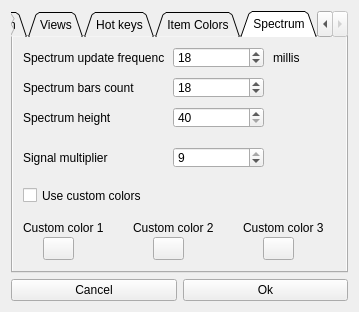
Old version of the form dialogs/settings_dialog.ui in the repository jeyboy/playo3.
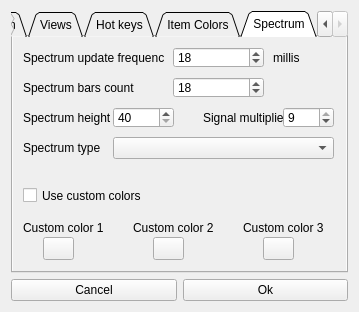
New version of the form. The open tabs and pages were chosen to show the change.

What changed in the file:
```diff
--- a/dialogs/settings_dialog.ui
+++ b/dialogs/settings_dialog.ui
@@ -904,7 +904,7 @@
             <rect>
              <x>10</x>
              <y>70</y>
-             <width>141</width>
+             <width>91</width>
              <height>21</height>
             </rect>
            </property>
@@ -947,9 +947,9 @@
           <widget class="QSpinBox" name="spectrumMultiplier">
            <property name="geometry">
             <rect>
-             <x>160</x>
-             <y>110</y>
-             <width>91</width>
+             <x>270</x>
+             <y>70</y>
+             <width>51</width>
              <height>21</height>
             </rect>
            </property>
@@ -966,9 +966,9 @@
           <widget class="QSpinBox" name="spectrumHeight">
            <property name="geometry">
             <rect>
-             <x>160</x>
+             <x>100</x>
              <y>70</y>
-             <width>91</width>
+             <width>61</width>
              <height>21</height>
             </rect>
            </property>
@@ -1069,9 +1069,9 @@
           <widget class="QLabel" name="label_21">
            <property name="geometry">
             <rect>
-             <x>10</x>
-             <y>110</y>
-             <width>141</width>
+             <x>190</x>
+             <y>70</y>
+             <width>81</width>
              <height>21</height>
             </rect>
            </property>
@@ -1079,6 +1079,29 @@
             <string>Signal multiplier</string>
            </property>
           </widget>
+          <widget class="QLabel" name="label_24">
+           <property name="geometry">
+            <rect>
+             <x>10</x>
+             <y>100</y>
+             <width>91</width>
+             <height>21</height>
+            </rect>
+           </property>
+           <property name="text">
+            <string>Spectrum type</string>
+           </property>
+          </widget>
+          <widget class="QComboBox" name="spectrumTypeSelect">
+           <property name="geometry">
+            <rect>
+             <x>100</x>
+             <y>100</y>
+             <width>221</width>
+             <height>22</height>
+            </rect>
+           </property>
+          </widget>
          </widget>
         </widget>
        </item>
```
Left out of the diff: 2 changed lines with no effect on the pictures.
